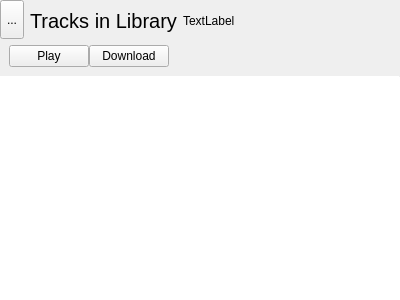
First picture: the form in plugins/PodcastPlugin/widgets/podcastitemwidget.ui, repository theCheeseboard/theBeat, before the edit.
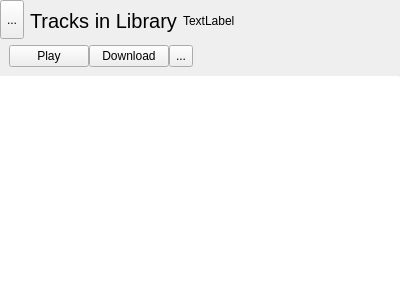
Second picture: the form after the edit. Icons and pictures are not drawn.

The edit to the form file:
```diff
--- a/plugins/PodcastPlugin/widgets/podcastitemwidget.ui
+++ b/plugins/PodcastPlugin/widgets/podcastitemwidget.ui
@@ -174,6 +174,26 @@
            </property>
           </widget>
          </item>
+         <item>
+          <widget class="QToolButton" name="menuButton">
+           <property name="sizePolicy">
+            <sizepolicy hsizetype="Preferred" vsizetype="Preferred">
+             <horstretch>0</horstretch>
+             <verstretch>0</verstretch>
+            </sizepolicy>
+           </property>
+           <property name="text">
+            <string notr="true">...</string>
+           </property>
+           <property name="icon">
+            <iconset theme="application-menu">
+             <normaloff>../../../application</normaloff>../../../application</iconset>
+           </property>
+           <property name="popupMode">
+            <enum>QToolButton::InstantPopup</enum>
+           </property>
+          </widget>
+         </item>
          <item>
           <spacer name="horizontalSpacer">
            <property name="orientation">
```
